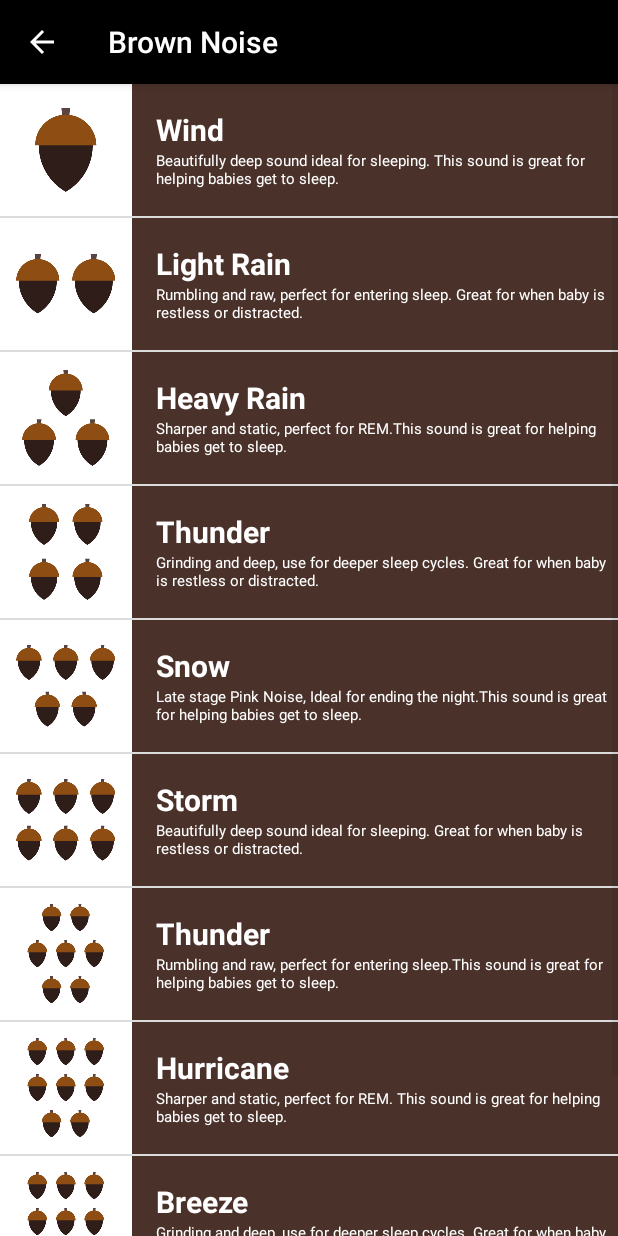
After one commit to davedavis/BabaTrack, an Android app: the BrownNoiseActivity screen opened directly, with no data from a screen before it, on a phone screen of 412 x 824 dp. The commit adds this screen. Run offline under Robolectric (Android 15) with nearby library versions, the phone set to English and light mode, and no system bars.

Commit message:
Add Brown Noise activity with sample data and update resources and manifest.

```diff
--- a/app/build.gradle
+++ b/app/build.gradle
@@ -22,6 +22,7 @@ dependencies {
     implementation fileTree(dir: 'libs', include: ['*.jar'])
     implementation 'com.android.support:appcompat-v7:26.1.0'
     implementation 'com.android.support.constraint:constraint-layout:1.0.2'
+    implementation 'com.android.support:design:26.1.0'
     testImplementation 'junit:junit:4.12'
     androidTestImplementation 'com.android.support.test:runner:1.0.1'
     androidTestImplementation 'com.android.support.test.espresso:espresso-core:3.0.1'
--- /dev/null
+++ b/app/src/main/java/com/echofly/babatrack/BrownNoiseActivity.java
@@ -0,0 +1,52 @@
+package com.echofly.babatrack;
+
+import android.os.Bundle;
+import android.support.v7.app.AppCompatActivity;
+import android.widget.ListView;
+
+import java.util.ArrayList;
+
+public class BrownNoiseActivity extends AppCompatActivity {
+
+    @Override
+    protected void onCreate(Bundle savedInstanceState) {
+        super.onCreate(savedInstanceState);
+        setContentView(R.layout.activity_brown_noise);
+
+        // Content/logic of the Activity.
+        ArrayList<Sound> brownNoises = new ArrayList<Sound>();
+        // Create new Sound objects and pass them into the Array List.
+
+
+        // Verbose way to do it.
+        // Sound w = new Sound("Beautifully deep sound ideal for sleeping.", "Absorption");
+        // pinkNoises.add(w);
+
+        // Better way, instantiate new objects when adding to the ArrayList.
+        // Sample data
+        // Todo: Implement database and network calls to check for noise updates.
+
+        brownNoises.add(new Sound("Wind", "Beautifully deep sound ideal for sleeping. This sound is great for helping babies get to sleep.", R.drawable.number_one));
+        brownNoises.add(new Sound("Light Rain", "Rumbling and raw, perfect for entering sleep. Great for when baby is restless or distracted.", R.drawable.number_two));
+        brownNoises.add(new Sound("Heavy Rain", "Sharper and static, perfect for REM.This sound is great for helping babies get to sleep.", R.drawable.number_three));
+        brownNoises.add(new Sound("Thunder", "Grinding and deep, use for deeper sleep cycles. Great for when baby is restless or distracted.", R.drawable.number_four));
+        brownNoises.add(new Sound("Snow", "Late stage Pink Noise, Ideal for ending the night.This sound is great for helping babies get to sleep.", R.drawable.number_five));
+        brownNoises.add(new Sound("Storm", "Beautifully deep sound ideal for sleeping. Great for when baby is restless or distracted.", R.drawable.number_six));
+        brownNoises.add(new Sound("Thunder", "Rumbling and raw, perfect for entering sleep.This sound is great for helping babies get to sleep.", R.drawable.number_seven));
+        brownNoises.add(new Sound("Hurricane", "Sharper and static, perfect for REM. This sound is great for helping babies get to sleep.", R.drawable.number_eight));
+        brownNoises.add(new Sound("Breeze", "Grinding and deep, use for deeper sleep cycles. Great for when baby is restless or distracted.", R.drawable.number_nine));
+        brownNoises.add(new Sound("Mayhem", "Late stage Pink Noise, Ideal for ending the night. This sound is great for helping babies get to sleep.", R.drawable.number_ten));
+
+
+        // Instantiate a new ArrayAdapter called itemsAdapter by passing the context, the layout ID of either a custom XML layout
+        // for the list item or an Android default list item that's built in( android.R.layout.simple_list_item_1), and the array
+        // list itself.
+        SoundAdapter adapter = new SoundAdapter(this, brownNoises, R.color.category_brown_noise);
+        // Create a new ListView called "ListView" without having to cast.
+        ListView listView = (ListView) findViewById(R.id.list);
+        //Pass the adapter to the listView's setAdapter method.
+        listView.setAdapter(adapter);
+
+
+    }
+}
--- /dev/null
+++ b/app/src/main/res/layout/activity_brown_noise.xml
@@ -0,0 +1,12 @@
+<?xml version="1.0" encoding="utf-8"?>
+<ListView xmlns:android="http://schemas.android.com/apk/res/android"
+    xmlns:tools="http://schemas.android.com/tools"
+    android:id="@+id/list"
+    android:orientation="vertical"
+    android:layout_width="match_parent"
+    android:layout_height="match_parent"
+    android:paddingBottom="@dimen/activity_vertical_margin"
+    android:paddingLeft="@dimen/activity_horizontal_margin"
+    android:paddingRight="@dimen/activity_horizontal_margin"
+    android:paddingTop="@dimen/activity_vertical_margin"
+    tools:context="com.echofly.babatrack.BrownNoiseActivity" />
--- a/app/src/main/res/layout/activity_main.xml
+++ b/app/src/main/res/layout/activity_main.xml
@@ -14,6 +14,12 @@
         style="@style/CategoryStyle"
         android:background="@color/category_pink_noise"
         android:text="@string/category_pink_noise" />
+
+    <TextView
+        android:id="@+id/brownnoise"
+        style="@style/CategoryStyle"
+        android:background="@color/category_brown_noise"
+        android:text="@string/category_brown_noise" />
 
 
     <TextView
--- a/app/src/main/res/values/colors.xml
+++ b/app/src/main/res/values/colors.xml
@@ -12,23 +12,27 @@
 -->
 <resources>
     <!-- Primary color of the app (shown in the app bar) -->
-    <color name="primary_color">#4A312A</color>
+    <color name="primary_color">#000000</color>
 
     <!-- Primary dark color of the app (shown in the status bar) -->
     <color name="primary_dark_color">#2F1D1A</color>
 
     <!-- Background color for app -->
-    <color name="tan_background">#FFF7DA</color>
+    <color name="blue_grey">#FFFFFF</color>
 
-    <!-- Background color for the numbers category -->
-    <color name="category_pink_noise">#FD8E09</color>
+    <!-- Background color for the pink noise category -->
+    <color name="category_pink_noise">#E91E63</color>
 
-    <!-- Background color for the family members category -->
-    <color name="category_white_noise">#379237</color>
+    <!-- Background color for the white noises category (The Blue
+    Grey pallet here: https://material.io/guidelines/style/color.html#color-color-palette-->
+    <color name="category_white_noise">#ECEFF1</color>
 
-    <!-- Background color for the colors category -->
-    <color name="category_nature">#8800A0</color>
+    <!-- Background color for the nature category -->
+    <color name="category_nature">#4CAF50</color>
 
-    <!-- Background color for the phrases category -->
-    <color name="category_weather">#16AFCA</color>
+    <!-- Background color for the weather category -->
+    <color name="category_weather">#03A9F4</color>
+
+    <!-- Background color for the brown Noise category -->
+    <color name="category_brown_noise">#4A312A</color>
 </resources>
--- a/app/src/main/res/values/dimens.xml
+++ b/app/src/main/res/values/dimens.xml
@@ -13,6 +13,7 @@
     <!-- Height of each list item -->
     <dimen name="list_item_height">88dp</dimen>
     <!-- Default screen margins, per the Android Design guidelines. -->
-    <dimen name="activity_horizontal_margin">16dp</dimen>
-    <dimen name="activity_vertical_margin">16dp</dimen>
+    <dimen name="activity_horizontal_margin">0dp</dimen>
+    <dimen name="activity_vertical_margin">0dp</dimen>
+    <dimen name="fab_margin">16dp</dimen>
 </resources>
--- a/app/src/main/res/values/strings.xml
+++ b/app/src/main/res/values/strings.xml
@@ -24,4 +24,8 @@
 
     <!-- Category name for the vocabulary words for family members [CHAR LIMIT=20] -->
     <string name="category_weather">Weather</string>
+
+    <string name="category_brown_noise">Brown Noise</string>
+
+    <!--<string name="title_activity_brown_noise">BrownNoiseActivity</string>-->
 </resources>
```
Also changed, not shown: app/src/main/AndroidManifest.xml (+13 -10 lines), app/src/main/java/com/echofly/babatrack/MainActivity.java (+10 -0 lines), app/src/main/res/values/styles.xml (+9 -0 lines).
